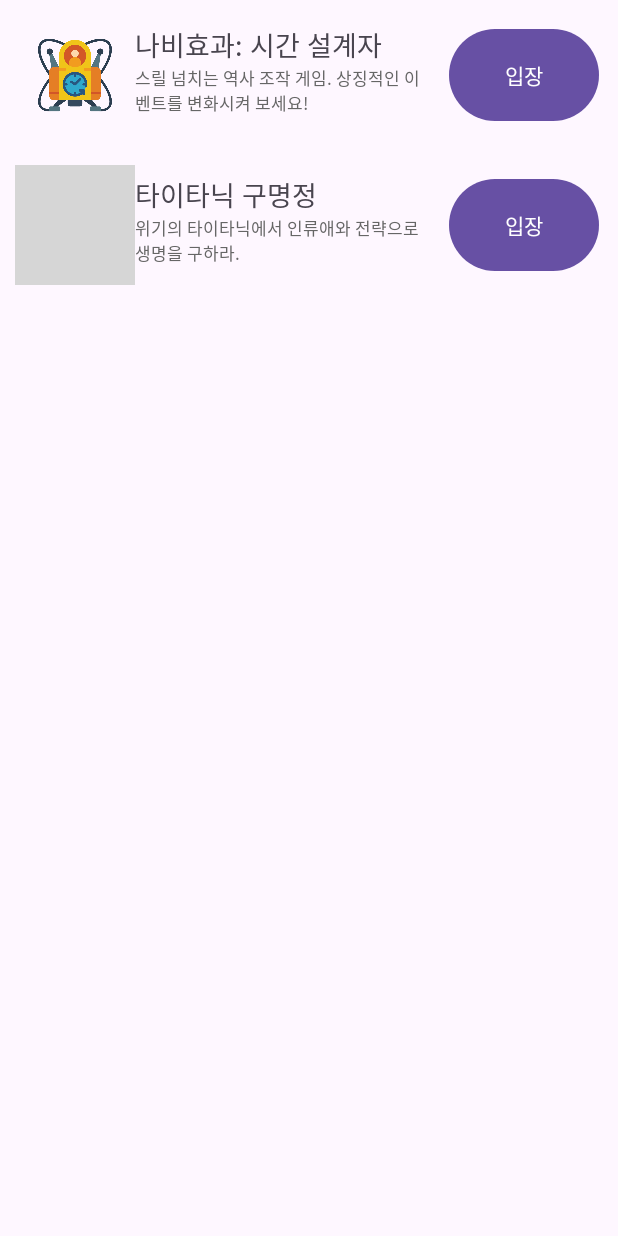
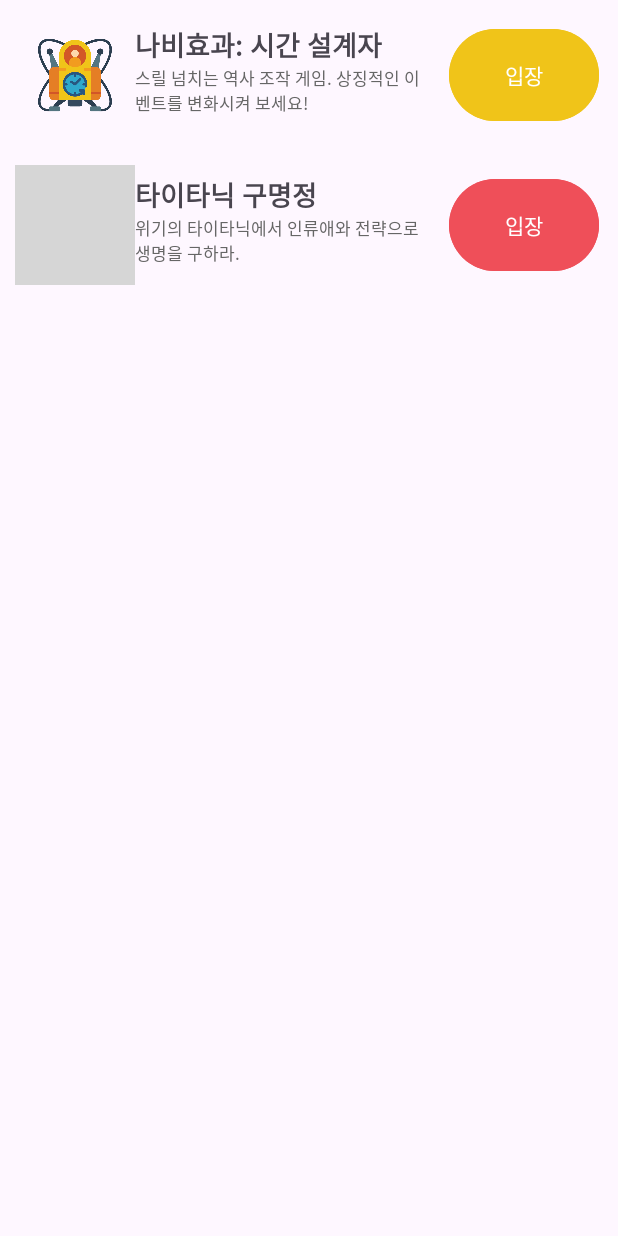
Before and after one commit to KHR0907/finalzammini2, an Android app: the screen it shows after launch (MainActivity), on a phone screen of 412 x 824 dp. Run offline under Robolectric (Android 15) with nearby library versions, the phone set to English and light mode, and no system bars; grey boxes are pictures that could not be loaded.

Commit message:
change button color

```diff
--- a/app/src/main/res/layout/activity_main.xml
+++ b/app/src/main/res/layout/activity_main.xml
@@ -27,6 +27,7 @@
                 android:layout_width="wrap_content"
                 android:layout_height="wrap_content"
                 android:text="나비효과: 시간 설계자"
+                android:textStyle="bold"
                 android:textSize="18dp"
                 android:layout_marginTop="6dp"
                 app:layout_constraintTop_toTopOf="parent"
@@ -47,6 +48,7 @@
                 android:layout_height="match_parent"
                 android:layout_marginTop="5dp"
                 android:layout_marginBottom="5dp"
+                android:backgroundTint="#f0c419"
                 android:id="@+id/Button1"
                 app:layout_constraintRight_toRightOf="parent"/>
 
@@ -70,6 +72,7 @@
                 android:layout_width="wrap_content"
                 android:layout_height="wrap_content"
                 android:text="타이타닉 구명정"
+                android:textStyle="bold"
                 android:textSize="18dp"
                 android:layout_marginTop="6dp"
                 app:layout_constraintTop_toTopOf="parent"
@@ -91,6 +94,7 @@
                 android:layout_marginTop="5dp"
                 android:layout_marginBottom="5dp"
                 android:id="@+id/Button2"
+                android:backgroundTint="#ef4f59"
                 app:layout_constraintRight_toRightOf="parent"/>
 
 
```
